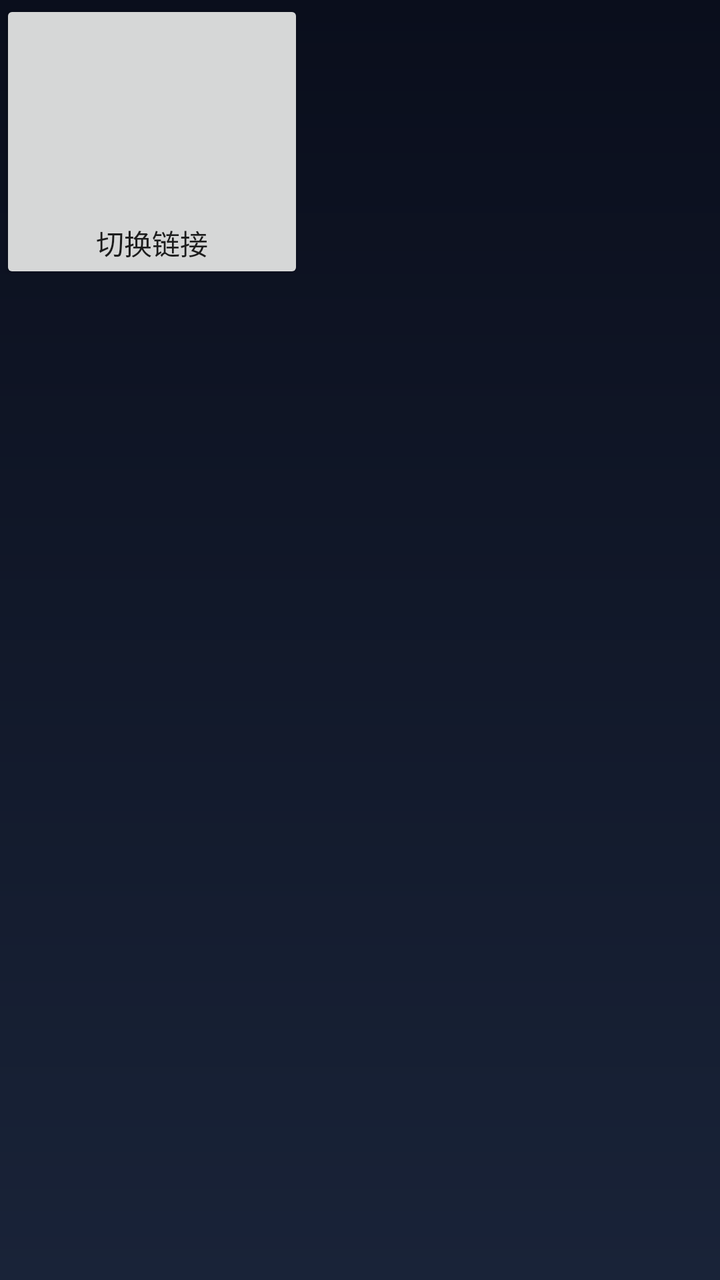
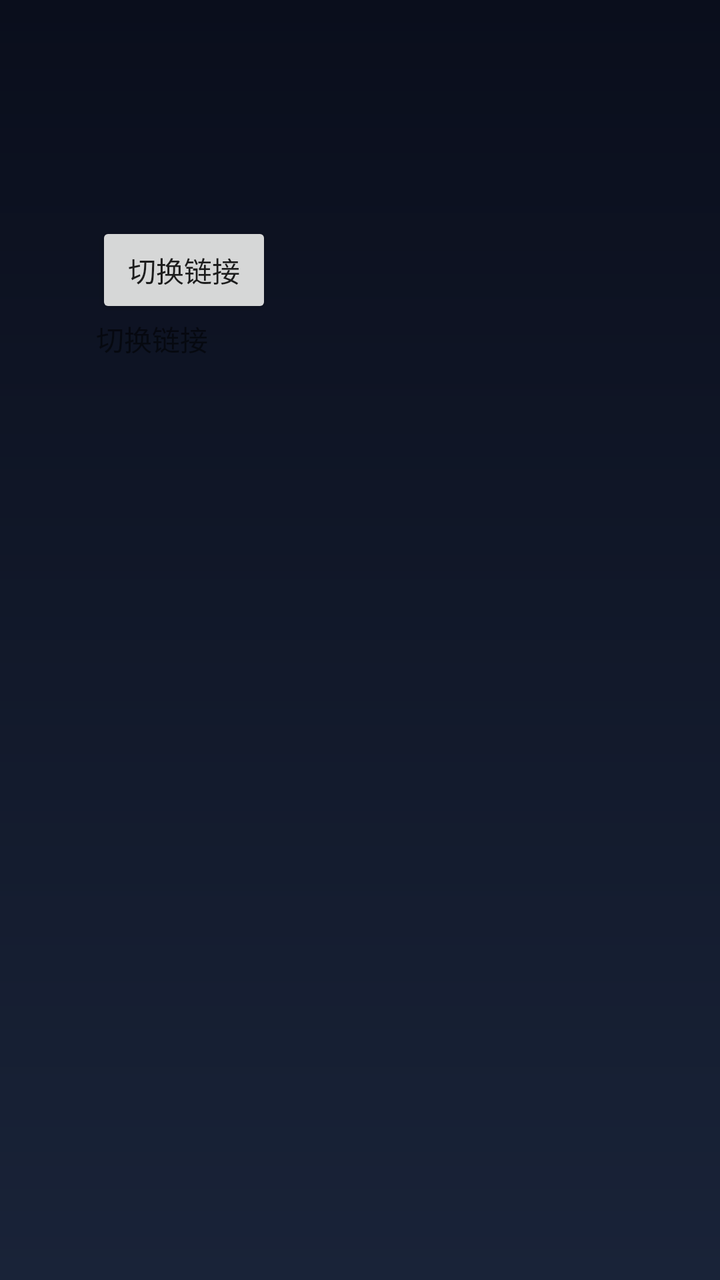

Screens rendered from an Android XML layout before and after an edit, with the pre-edit source and the edit as a unified diff.
<!-- AndroidManifest.xml: application theme AppTheme -->
<!-- res/layout/fragment_mine.xml -->
<?xml version="1.0" encoding="utf-8"?>
<androidx.constraintlayout.widget.ConstraintLayout xmlns:android="http://schemas.android.com/apk/res/android"
        xmlns:app="http://schemas.android.com/apk/res-auto"
        xmlns:tools="http://schemas.android.com/tools"
        android:layout_width="match_parent"
        android:layout_height="match_parent">

    <Button
            android:id="@+id/btn_change_url"
            android:layout_width="wrap_content"
            android:layout_height="wrap_content"
            android:clipChildren="false"
            android:clipToPadding="false"
            android:paddingStart="48dp"
            android:paddingTop="111dp"
            android:paddingEnd="48dp"
            android:text="@string/mine_action_change_url"
            app:layout_constraintLeft_toLeftOf="parent"
            app:layout_constraintTop_toTopOf="parent" />

</androidx.constraintlayout.widget.ConstraintLayout>
<!-- resources referenced by this layout -->
<resources>
  <string name="mine_action_change_url">切换链接</string>
  <style name="AppTheme" parent="Theme.AppCompat.Light.NoActionBar">
          
          <item name="colorPrimary">@color/colorPrimary</item>
          <item name="colorPrimaryDark">@color/colorPrimaryDark</item>
          <item name="colorAccent">@color/colorAccent</item>
          <item name="android:windowBackground">@drawable/bg_gradient_home</item>
  
      </style>
  <color name="colorPrimary">#008577</color>
  <color name="colorPrimaryDark">#00574B</color>
  <color name="colorAccent">#D81B60</color>
  <!-- drawable bg_gradient_home (drawable) -->
  <?xml version="1.0" encoding="utf-8"?>
  <shape android:shape="rectangle"
    xmlns:android="http://schemas.android.com/apk/res/android">
      <gradient android:startColor="#ff0a0e1c" android:endColor="#ff192338" android:angle="270.0" />
  </shape>
</resources>

<!-- the commit's change to res/layout/fragment_mine.xml (unified diff, before → after) -->
@@ -5,17 +5,35 @@
         android:layout_width="match_parent"
         android:layout_height="match_parent">
 
-    <Button
-            android:id="@+id/btn_change_url"
-            android:layout_width="wrap_content"
-            android:layout_height="wrap_content"
-            android:clipChildren="false"
-            android:clipToPadding="false"
+
+    <androidx.constraintlayout.widget.ConstraintLayout
+            android:layout_width="match_parent"
+            android:layout_height="match_parent"
             android:paddingStart="48dp"
             android:paddingTop="111dp"
             android:paddingEnd="48dp"
-            android:text="@string/mine_action_change_url"
+            android:clipChildren="false"
+            android:clipToPadding="false"
             app:layout_constraintLeft_toLeftOf="parent"
-            app:layout_constraintTop_toTopOf="parent" />
+            app:layout_constraintTop_toTopOf="parent"
+            >
+
+        <Button
+                android:id="@+id/btn_change_url"
+                android:layout_width="wrap_content"
+                android:layout_height="wrap_content"
+                android:text="@string/mine_action_change_url"
+                app:layout_constraintLeft_toLeftOf="parent"
+                app:layout_constraintTop_toTopOf="parent" />
+
+        <TextView
+                android:id="@+id/tv_url"
+                android:layout_width="wrap_content"
+                android:layout_height="wrap_content"
+                android:text="@string/mine_action_change_url"
+                app:layout_constraintLeft_toLeftOf="parent"
+                app:layout_constraintTop_toBottomOf="@id/btn_change_url" />
+
+    </androidx.constraintlayout.widget.ConstraintLayout>
 
 </androidx.constraintlayout.widget.ConstraintLayout>
